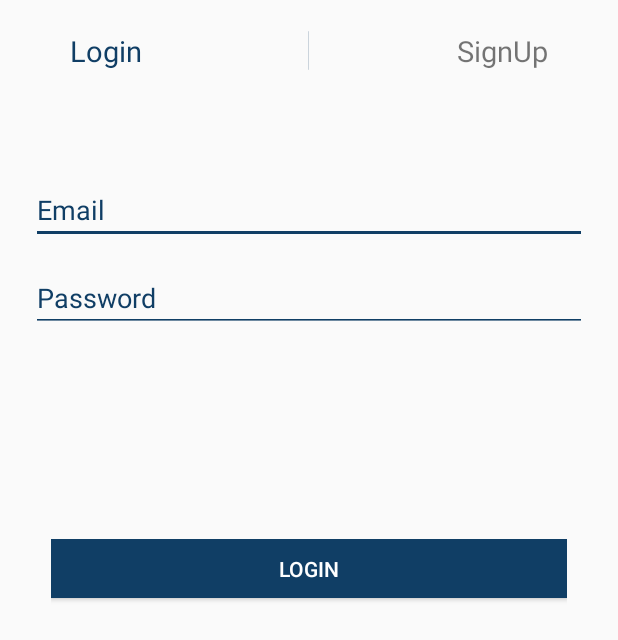
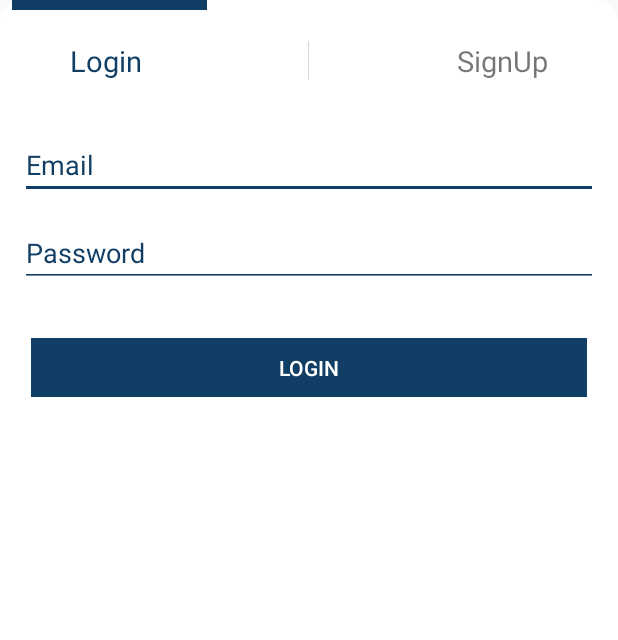
Before and after one commit to haiderSultan502/LiveNewsGlobe, an Android app: the layout custom_login_signup_dialog.xml on its own in the app's theme, with its tools: preview values and no code run, on a phone screen of 412 x 824 dp. Shown: the top 640 px of the screen. Run offline under Robolectric (Android 15) with nearby library versions, the phone set to English and light mode, and no system bars.

Commit message:
work on alert dialog

```diff
--- a/app/src/main/res/anim/move_double_left.xml
+++ b/app/src/main/res/anim/alert_bar_move_left.xml
@@ -2,9 +2,9 @@
 <set
     xmlns:android="http://schemas.android.com/apk/res/android"
     android:interpolator="@android:anim/linear_interpolator"
-    android:fillAfter="false">
+    android:fillAfter="true">
     <translate
-        android:fromXDelta="0%p"
-        android:toXDelta="-24%p"
+        android:fromXDelta="54%p"
+        android:toXDelta="0%p"
         android:duration="300" />
 </set>
--- a/app/src/main/res/anim/move_double_right.xml
+++ b/app/src/main/res/anim/move_double_right.xml
@@ -6,5 +6,5 @@
     <translate
         android:fromXDelta="0%p"
         android:toXDelta="24%p"
-        android:duration="300" />
+        android:duration="200" />
 </set>
--- a/app/src/main/res/anim/move_left.xml
+++ b/app/src/main/res/anim/move_left.xml
@@ -6,5 +6,5 @@
     <translate
         android:fromXDelta="0%p"
         android:toXDelta="-12%p"
-        android:duration="300" />
+        android:duration="200" />
 </set>
--- a/app/src/main/res/anim/move_right.xml
+++ b/app/src/main/res/anim/move_right.xml
@@ -6,5 +6,5 @@
     <translate
         android:fromXDelta="0%p"
         android:toXDelta="12%p"
-        android:duration="300" />
+        android:duration="200" />
 </set>
--- /dev/null
+++ b/app/src/main/res/drawable/layout_bg.xml
@@ -0,0 +1,7 @@
+<?xml version="1.0" encoding="utf-8"?>
+<shape xmlns:android="http://schemas.android.com/apk/res/android">
+    <solid
+        android:color="#fff"/>
+    <corners
+        android:radius="15dp" />
+</shape>
--- a/app/src/main/res/layout/custom_login_signup_dialog.xml
+++ b/app/src/main/res/layout/custom_login_signup_dialog.xml
@@ -3,16 +3,26 @@
     xmlns:android="http://schemas.android.com/apk/res/android"
     android:layout_width="match_parent"
     android:layout_height="match_parent"
-    android:layout_weight="10"
-    android:weightSum="10"
-    android:padding="@dimen/_16sdp"
-    android:orientation="vertical">
+    android:orientation="vertical"
+    android:background="@drawable/layout_bg">
+
 
 
     <RelativeLayout
+        android:id="@+id/dialog_tab"
+        android:layout_width="match_parent"
+        android:layout_height="wrap_content"
+        android:layout_marginLeft="@dimen/_6sdp">
+        <View
+            android:layout_width="@dimen/_100sdp"
+            android:layout_height="@dimen/_5sdp"
+            android:background="#103E65" />
+    </RelativeLayout>
+
+    <RelativeLayout
         android:layout_width="wrap_content"
-        android:layout_height="0dp"
-        android:layout_weight="1">
+        android:layout_height="wrap_content"
+        android:padding="@dimen/_16sdp">
         <TextView
             android:id="@+id/login"
             android:layout_width="wrap_content"
@@ -45,10 +55,9 @@
 
         <LinearLayout
             android:layout_width="match_parent"
-        android:layout_height="0dp"
-        android:layout_weight="3"
+            android:layout_height="wrap_content"
             android:orientation="vertical"
-        android:layout_marginTop="@dimen/_16sdp">
+            android:padding="@dimen/_10sdp">
             <EditText
                 android:id="@+id/username"
                 android:layout_width="match_parent"
@@ -80,10 +89,9 @@
 
         <LinearLayout
             android:layout_width="match_parent"
-        android:layout_height="0dp"
-        android:layout_weight="2"
+            android:layout_height="wrap_content"
             android:orientation="vertical"
-        android:padding="@dimen/_10sdp">
+            android:padding="@dimen/_16sdp">
             <Button
                 android:layout_width="match_parent"
                 android:layout_height="@dimen/_30sdp"
@@ -101,4 +109,6 @@
                 android:visibility="gone"></Button>
         </LinearLayout>
 
+
+
     </LinearLayout>
```
Also changed, not shown: app/src/main/java/com/example/livenewsglobe/fragments/Home.java (+26 -0 lines), app/src/main/res/anim/alert_bar_move_right.xml (added, +10 -0 lines). Lines whose indentation alone changed are shown as unchanged.
